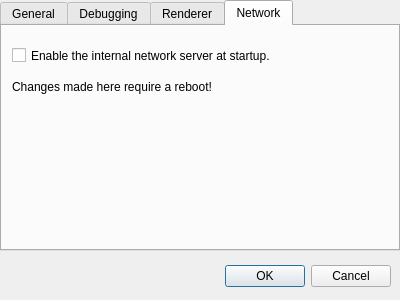
Qt form Source/StimulGL/optionpage.ui (nemesissnake/StimulGL) before a commit.
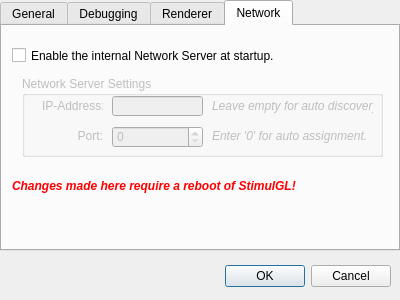
The same form after that commit. The open tabs and pages were chosen to show the change.

```diff
--- a/Source/StimulGL/optionpage.ui
+++ b/Source/StimulGL/optionpage.ui
@@ -185,7 +185,7 @@
       </rect>
      </property>
      <property name="text">
-      <string>Enable the internal network server at startup.</string>
+      <string>Enable the internal Network Server at startup.</string>
      </property>
      <property name="checked">
       <bool>false</bool>
@@ -195,15 +195,121 @@
      <property name="geometry">
       <rect>
        <x>10</x>
-       <y>50</y>
-       <width>261</width>
+       <y>150</y>
+       <width>291</width>
        <height>21</height>
       </rect>
      </property>
      <property name="text">
-      <string>Changes made here require a reboot!</string>
+      <string>&lt;html&gt;&lt;head/&gt;&lt;body&gt;&lt;p&gt;&lt;span style=&quot; font-weight:600; font-style:italic; color:#ff0000;&quot;&gt;Changes made here require a reboot of StimulGL!&lt;/span&gt;&lt;/p&gt;&lt;/body&gt;&lt;/html&gt;</string>
      </property>
     </widget>
+    <widget class="QGroupBox" name="gbNetworkServerSettings">
+     <property name="enabled">
+      <bool>false</bool>
+     </property>
+     <property name="geometry">
+      <rect>
+       <x>20</x>
+       <y>50</y>
+       <width>361</width>
+       <height>81</height>
+      </rect>
+     </property>
+     <property name="title">
+      <string>Network Server Settings</string>
+     </property>
+     <widget class="QLineEdit" name="edtNetworkServerAddress">
+      <property name="geometry">
+       <rect>
+        <x>90</x>
+        <y>20</y>
+        <width>91</width>
+        <height>20</height>
+       </rect>
+      </property>
+      <property name="toolTip">
+       <string extracomment="Enter the IP Address here (*.*.*.*), leave this field empty to enable the auto discovery."/>
+      </property>
+      <property name="inputMask">
+       <string/>
+      </property>
+      <property name="text">
+       <string/>
+      </property>
+      <property name="alignment">
+       <set>Qt::AlignRight|Qt::AlignTrailing|Qt::AlignVCenter</set>
+      </property>
+     </widget>
+     <widget class="QLabel" name="label_4">
+      <property name="geometry">
+       <rect>
+        <x>40</x>
+        <y>50</y>
+        <width>41</width>
+        <height>20</height>
+       </rect>
+      </property>
+      <property name="text">
+       <string>&lt;html&gt;&lt;head/&gt;&lt;body&gt;&lt;p align=&quot;right&quot;&gt;Port:&lt;/p&gt;&lt;/body&gt;&lt;/html&gt;</string>
+      </property>
+     </widget>
+     <widget class="QLabel" name="label_3">
+      <property name="geometry">
+       <rect>
+        <x>20</x>
+        <y>20</y>
+        <width>61</width>
+        <height>20</height>
+       </rect>
+      </property>
+      <property name="text">
+       <string>&lt;html&gt;&lt;head/&gt;&lt;body&gt;&lt;p align=&quot;right&quot;&gt;IP-Address:&lt;/p&gt;&lt;/body&gt;&lt;/html&gt;</string>
+      </property>
+     </widget>
+     <widget class="QLabel" name="label_5">
+      <property name="geometry">
+       <rect>
+        <x>190</x>
+        <y>50</y>
+        <width>161</width>
+        <height>20</height>
+       </rect>
+      </property>
+      <property name="text">
+       <string>&lt;html&gt;&lt;head/&gt;&lt;body&gt;&lt;p&gt;&lt;span style=&quot; font-style:italic;&quot;&gt;Enter '0' for auto assignment.&lt;/span&gt;&lt;/p&gt;&lt;/body&gt;&lt;/html&gt;</string>
+      </property>
+     </widget>
+     <widget class="QLabel" name="label_6">
+      <property name="geometry">
+       <rect>
+        <x>190</x>
+        <y>20</y>
+        <width>161</width>
+        <height>20</height>
+       </rect>
+      </property>
+      <property name="text">
+       <string>&lt;html&gt;&lt;head/&gt;&lt;body&gt;&lt;p&gt;&lt;span style=&quot; font-style:italic;&quot;&gt;Leave empty for auto discovery.&lt;/span&gt;&lt;/p&gt;&lt;/body&gt;&lt;/html&gt;</string>
+      </property>
+     </widget>
+     <widget class="QSpinBox" name="edtNetworkServerPort">
+      <property name="geometry">
+       <rect>
+        <x>90</x>
+        <y>50</y>
+        <width>91</width>
+        <height>22</height>
+       </rect>
+      </property>
+      <property name="toolTip">
+       <string extracomment="Enter the IP Port here, enter '0' for auto assignment."/>
+      </property>
+      <property name="maximum">
+       <number>9999</number>
+      </property>
+     </widget>
+    </widget>
    </widget>
   </widget>
   <widget class="QWidget" name="layoutWidget">
```
Left out of the diff: 11 changed lines with no effect on the pictures.
